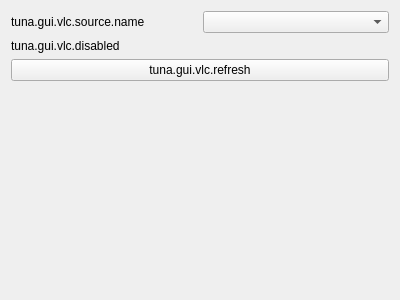
Old version of the form src/gui/widgets/vlc.ui in the repository univrsal/tuna.
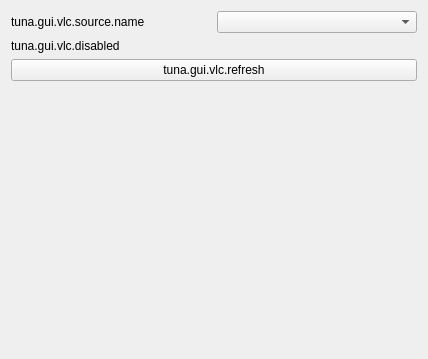
New version of the form.

```diff
--- a/src/gui/widgets/vlc.ui
+++ b/src/gui/widgets/vlc.ui
@@ -6,8 +6,8 @@
    <rect>
     <x>0</x>
     <y>0</y>
-    <width>400</width>
-    <height>300</height>
+    <width>428</width>
+    <height>359</height>
    </rect>
   </property>
   <property name="windowTitle">
```
